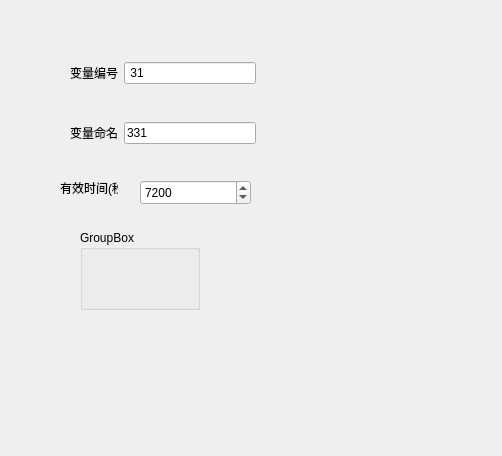
This is src/config_ui/qt/src/config/headers/widgets/variant_edit/basic.ui in eth-from-zero/qzy-environmental-monitoring as Qt 5 draws it before an edit. The edited form follows.
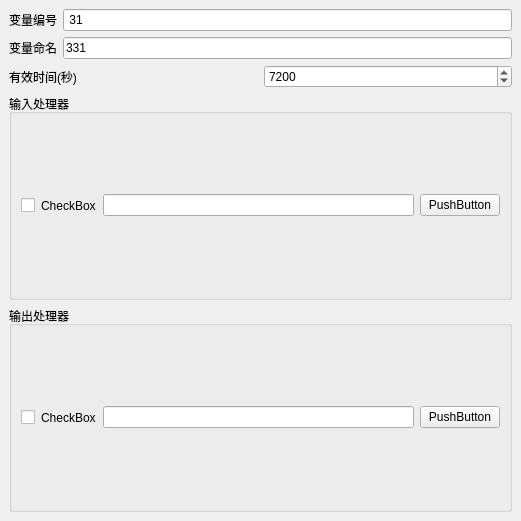
This is the edited form.

Patch:
```diff
--- a/src/config_ui/qt/src/config/headers/widgets/variant_edit/basic.ui
+++ b/src/config_ui/qt/src/config/headers/widgets/variant_edit/basic.ui
@@ -6,22 +6,48 @@
    <rect>
     <x>0</x>
     <y>0</y>
-    <width>502</width>
-    <height>456</height>
+    <width>521</width>
+    <height>521</height>
    </rect>
   </property>
   <property name="windowTitle">
    <string>Form</string>
   </property>
-  <widget class="QWidget" name="layoutWidget">
-   <property name="geometry">
-    <rect>
-     <x>70</x>
-     <y>120</y>
-     <width>186</width>
-     <height>26</height>
-    </rect>
+  <layout class="QVBoxLayout" name="verticalLayout">
+   <property name="spacing">
+    <number>6</number>
    </property>
+   <property name="leftMargin">
+    <number>9</number>
+   </property>
+   <property name="topMargin">
+    <number>9</number>
+   </property>
+   <property name="rightMargin">
+    <number>9</number>
+   </property>
+   <property name="bottomMargin">
+    <number>9</number>
+   </property>
+   <item>
+    <layout class="QHBoxLayout" name="horizontalLayout">
+     <item>
+      <widget class="QLabel" name="label">
+       <property name="text">
+        <string>变量编号</string>
+       </property>
+      </widget>
+     </item>
+     <item>
+      <widget class="QLineEdit" name="lineEdit">
+       <property name="inputMask">
+        <string>031</string>
+       </property>
+      </widget>
+     </item>
+    </layout>
+   </item>
+   <item>
    <layout class="QHBoxLayout" name="horizontalLayout_2">
     <item>
      <widget class="QLabel" name="label_2">
@@ -41,55 +67,18 @@
      </widget>
     </item>
    </layout>
-  </widget>
-  <widget class="QWidget" name="layoutWidget">
-   <property name="geometry">
-    <rect>
-     <x>70</x>
-     <y>60</y>
-     <width>186</width>
-     <height>26</height>
-    </rect>
-   </property>
-   <layout class="QHBoxLayout" name="horizontalLayout">
-    <item>
-     <widget class="QLabel" name="label">
-      <property name="text">
-       <string>变量编号</string>
-      </property>
-     </widget>
     </item>
     <item>
-     <widget class="QLineEdit" name="lineEdit">
-      <property name="inputMask">
-       <string>031</string>
-      </property>
-     </widget>
-    </item>
-   </layout>
-  </widget>
+    <layout class="QHBoxLayout" name="horizontalLayout_5">
+     <item>
   <widget class="QLabel" name="label_3">
-   <property name="geometry">
-    <rect>
-     <x>60</x>
-     <y>180</y>
-     <width>58</width>
-     <height>16</height>
-    </rect>
-   </property>
    <property name="text">
     <string>有效时间(秒)</string>
    </property>
   </widget>
+     </item>
+     <item>
   <widget class="QSpinBox" name="spinBox">
-   <property name="geometry">
-    <rect>
-     <x>140</x>
-     <y>180</y>
-     <width>111</width>
-     <height>25</height>
-    </rect>
-   </property>
    <property name="maximum">
     <number>15200</number>
    </property>
@@ -97,22 +86,68 @@
     <number>7200</number>
    </property>
   </widget>
+     </item>
+    </layout>
+   </item>
+   <item>
   <widget class="QGroupBox" name="groupBox">
-   <property name="geometry">
-    <rect>
-     <x>80</x>
-     <y>230</y>
-     <width>120</width>
-     <height>80</height>
-    </rect>
-   </property>
+     <property name="styleSheet">
+      <string notr="true">border-color: qlineargradient(spread:pad, x1:0, y1:0, x2:1, y2:0, stop:0 rgba(0, 0, 0, 255), stop:1 rgba(255, 255, 255, 255));</string>
+     </property>
+     <property name="title">
+      <string>输入处理器</string>
+     </property>
+     <layout class="QHBoxLayout" name="horizontalLayout_3">
+      <item>
+       <widget class="QCheckBox" name="checkBox">
+        <property name="text">
+         <string>CheckBox</string>
+        </property>
+       </widget>
+      </item>
+      <item>
+       <widget class="QLineEdit" name="lineEdit_3"/>
+      </item>
+      <item>
+       <widget class="QPushButton" name="pushButton">
+        <property name="text">
+         <string>PushButton</string>
+        </property>
+       </widget>
+      </item>
+     </layout>
+    </widget>
+   </item>
+   <item>
+    <widget class="QGroupBox" name="groupBox_2">
    <property name="styleSheet">
     <string notr="true">border-color: qlineargradient(spread:pad, x1:0, y1:0, x2:1, y2:0, stop:0 rgba(0, 0, 0, 255), stop:1 rgba(255, 255, 255, 255));</string>
    </property>
    <property name="title">
-    <string>GroupBox</string>
-   </property>
-  </widget>
+      <string>输出处理器</string>
+     </property>
+     <layout class="QHBoxLayout" name="horizontalLayout_4">
+      <item>
+       <widget class="QCheckBox" name="checkBox_2">
+        <property name="text">
+         <string>CheckBox</string>
+        </property>
+       </widget>
+      </item>
+      <item>
+       <widget class="QLineEdit" name="lineEdit_4"/>
+      </item>
+      <item>
+       <widget class="QPushButton" name="pushButton_2">
+        <property name="text">
+         <string>PushButton</string>
+        </property>
+       </widget>
+      </item>
+     </layout>
+    </widget>
+   </item>
+  </layout>
  </widget>
  <resources/>
  <connections/>
```
Lines whose indentation alone changed are shown as unchanged.
